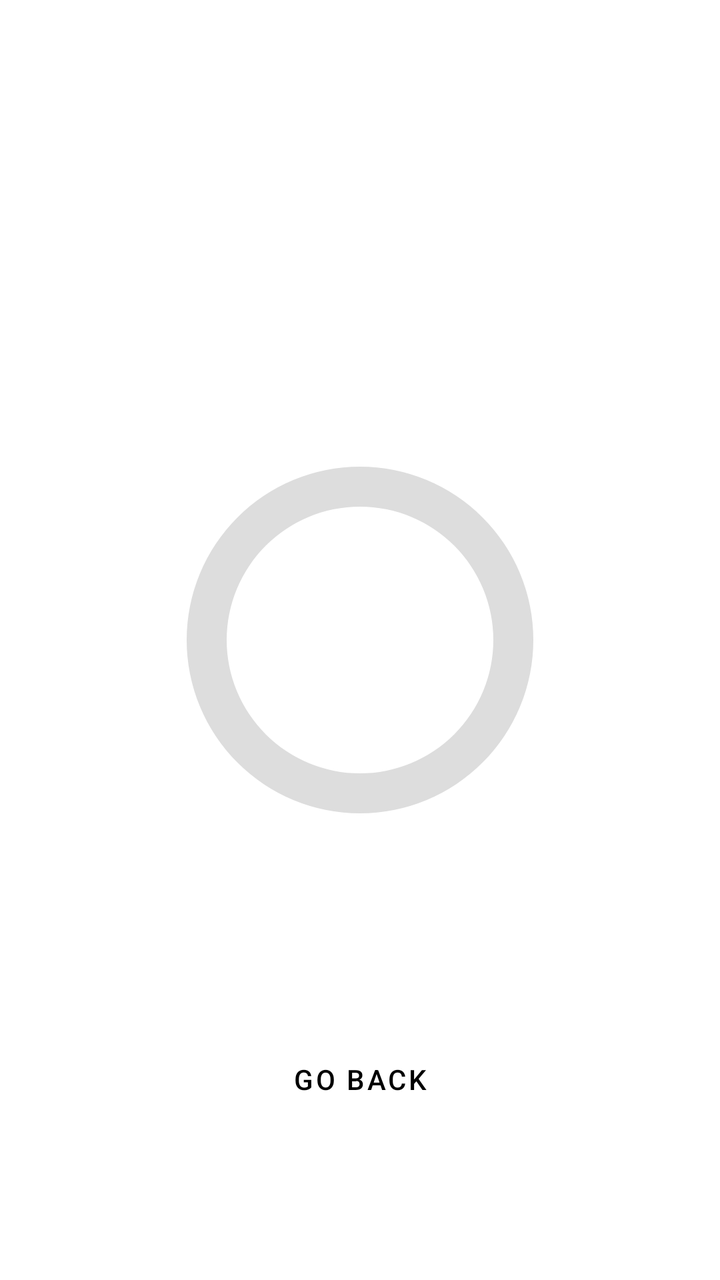
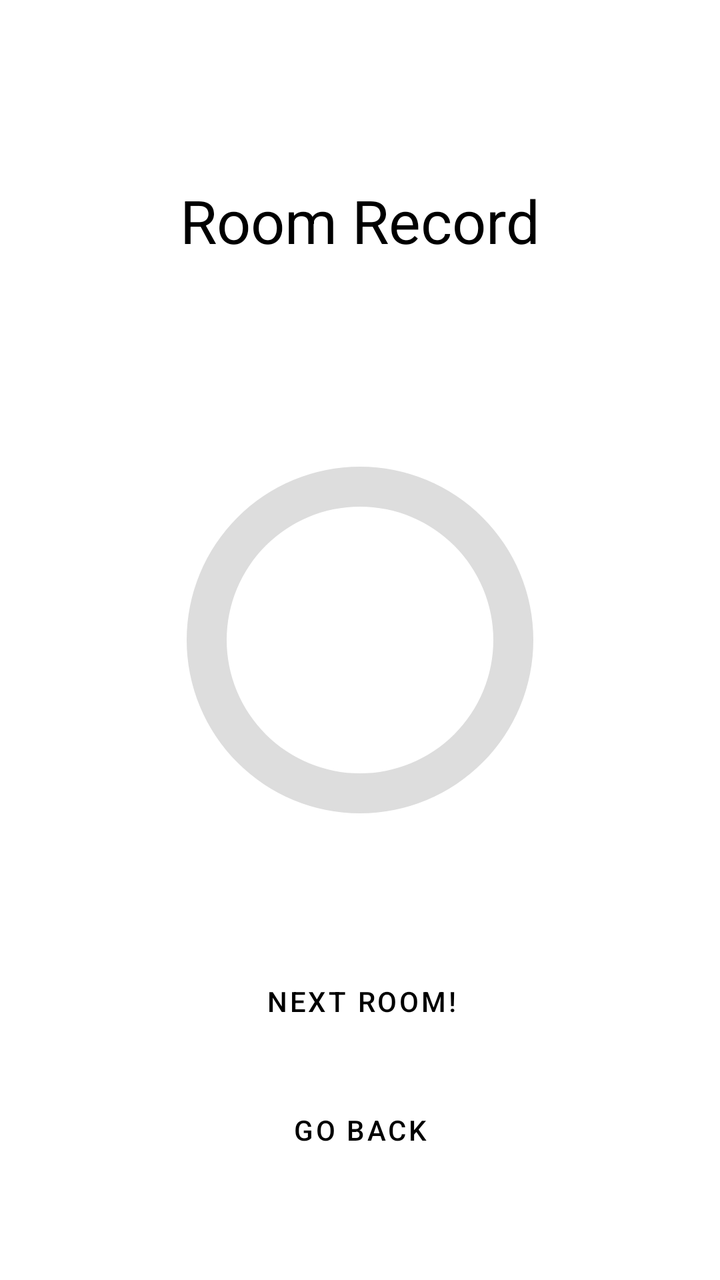

Two renders of the same Android screen: before a commit and after it. Below are the layout's source before the change and the commit's diff.
<!-- AndroidManifest.xml: application theme Theme.DataCollectorX -->
<!-- res/layout/activity_room_record.xml -->
<?xml version="1.0" encoding="utf-8"?>
<androidx.constraintlayout.widget.ConstraintLayout xmlns:android="http://schemas.android.com/apk/res/android"
    xmlns:tools="http://schemas.android.com/tools"
    android:layout_width="match_parent"
    android:layout_height="match_parent"
    xmlns:app="http://schemas.android.com/apk/res-auto"
    tools:context=".view.RoomRecordActivity">

    
    <ProgressBar
        android:id="@+id/circularProgressBar"
        style="?android:attr/progressBarStyleHorizontal"
        android:layout_width="200dp"
        android:layout_height="200dp"
        android:indeterminate="false"
        android:max="100"
        android:progress="0"
        android:rotation="270"
        android:progressDrawable="@drawable/circular_progress_bar"
        app:layout_constraintTop_toTopOf="parent"
        app:layout_constraintBottom_toBottomOf="parent"
        app:layout_constraintStart_toStartOf="parent"
        app:layout_constraintEnd_toEndOf="parent" />

    
    <Button
        android:id="@+id/buttonHoldToRecord"
        android:layout_width="100dp"
        android:layout_height="100dp"
        android:background="@drawable/circular_button_background"
        android:text="Hold"
        android:textColor="@android:color/white"
        app:layout_constraintTop_toTopOf="@id/circularProgressBar"
        app:layout_constraintBottom_toBottomOf="@id/circularProgressBar"
        app:layout_constraintStart_toStartOf="@id/circularProgressBar"
        app:layout_constraintEnd_toEndOf="@id/circularProgressBar" />
    <Button
        android:layout_width="wrap_content"
        android:layout_height="wrap_content"
        android:text="Go Back"
        android:id="@+id/buttonGoBack_room_record"
        app:layout_constraintTop_toBottomOf="@id/circularProgressBar"
        app:layout_constraintStart_toStartOf="parent"
        app:layout_constraintEnd_toEndOf="parent"
        app:layout_constraintBottom_toBottomOf="parent"
        android:layout_marginTop="19dp"/>

</androidx.constraintlayout.widget.ConstraintLayout>
<!-- resources referenced by this layout -->
<resources>
  <!-- drawable circular_button_background (drawable) -->
  <?xml version="1.0" encoding="utf-8"?>
  <shape xmlns:android="http://schemas.android.com/apk/res/android">
      <solid android:color="@color/colorPrimary" /> 
      <corners android:radius="50dp" /> 
  </shape>
  <!-- drawable circular_progress_bar (drawable) -->
  <layer-list xmlns:android="http://schemas.android.com/apk/res/android">
      <item android:id="@android:id/background">
          <shape android:shape="ring"
              android:innerRadiusRatio="3"
              android:thicknessRatio="10"
              android:useLevel="false">
              <solid android:color="#DDDDDD" /> 
          </shape>
      </item>
      <item android:id="@android:id/progress">
          <rotate
              android:fromDegrees="270"
              android:toDegrees="270">
              <shape android:shape="ring"
                  android:innerRadiusRatio="3"
                  android:thicknessRatio="10"
                  android:useLevel="true">
                  <solid android:color="@color/green" /> 
              </shape>
          </rotate>
      </item>
  </layer-list>
  <style name="Theme.DataCollectorX" parent="Theme.MaterialComponents.Light.NoActionBar">
          
          <item name="colorPrimary">@color/black</item>
          <item name="colorPrimaryVariant">@color/black</item>
          <item name="colorOnPrimary">@color/white</item>
          
          <item name="colorSecondary">@color/black</item>
          <item name="colorSecondaryVariant">@color/black</item>
          <item name="colorOnSecondary">@color/white</item>
          
          <item name="android:colorBackground">@color/white</item>
          <item name="android:textColor">@color/black</item>
  
          
          <item name="buttonStyle">@style/CustomButtonStyle</item>
      </style>
  <color name="colorPrimary">#3F51B5</color>
  <color name="green">#4CAF50</color>
  <color name="black">#FF000000</color>
  <color name="white">#FFFFFFFF</color>
  <style name="CustomButtonStyle" parent="Widget.MaterialComponents.Button.OutlinedButton">
          <item name="android:background">@drawable/button_rounded_border</item>
          <item name="android:textColor">@android:color/black</item>
      </style>
  <!-- drawable button_rounded_border (drawable) -->
  <?xml version="1.0" encoding="utf-8"?>
  <shape xmlns:android="http://schemas.android.com/apk/res/android">
      <solid android:color="@android:color/transparent" />
  
      <corners android:radius="12dp" />
  
      <stroke
          android:width="2dp"
          android:color="@android:color/black" />
  </shape>
</resources>

<!-- the commit's change to res/layout/activity_room_record.xml (unified diff, before → after) -->
@@ -6,7 +6,19 @@
     xmlns:app="http://schemas.android.com/apk/res-auto"
     tools:context=".view.RoomRecordActivity">
 
+
     
+    <TextView
+        android:layout_width="wrap_content"
+        android:layout_height="wrap_content"
+        android:text="Room Record"
+        app:layout_constraintBottom_toTopOf="@+id/circularProgressBar"
+        app:layout_constraintEnd_toEndOf="parent"
+        app:layout_constraintStart_toStartOf="parent"
+        android:textSize="30sp"
+        android:id="@+id/textViewRoomLabel"
+        app:layout_constraintTop_toTopOf="parent" />
+
     <ProgressBar
         android:id="@+id/circularProgressBar"
         style="?android:attr/progressBarStyleHorizontal"
@@ -34,15 +46,30 @@
         app:layout_constraintBottom_toBottomOf="@id/circularProgressBar"
         app:layout_constraintStart_toStartOf="@id/circularProgressBar"
         app:layout_constraintEnd_toEndOf="@id/circularProgressBar" />
+
     <Button
+        android:id="@+id/buttonGoBack_room_record"
         android:layout_width="wrap_content"
         android:layout_height="wrap_content"
+        android:layout_marginTop="19dp"
         android:text="Go Back"
-        android:id="@+id/buttonGoBack_room_record"
+        app:layout_constraintBottom_toBottomOf="parent"
+        app:layout_constraintEnd_toEndOf="parent"
+        app:layout_constraintStart_toStartOf="parent"
         app:layout_constraintTop_toBottomOf="@id/circularProgressBar"
+        app:layout_constraintVertical_bias="0.666" />
+
+    <Button
+        android:id="@+id/buttonNext"
+        android:layout_width="wrap_content"
+        android:layout_height="wrap_content"
+        android:layout_marginTop="19dp"
+        android:text="NEXT ROOM!"
+        app:layout_constraintBottom_toBottomOf="parent"
+        app:layout_constraintEnd_toEndOf="parent"
+        app:layout_constraintHorizontal_bias="0.503"
         app:layout_constraintStart_toStartOf="parent"
-        app:layout_constraintEnd_toEndOf="parent"
-        app:layout_constraintBottom_toBottomOf="parent"
-        android:layout_marginTop="19dp"/>
+        app:layout_constraintTop_toBottomOf="@id/circularProgressBar"
+        app:layout_constraintVertical_bias="0.247" />
 
 </androidx.constraintlayout.widget.ConstraintLayout>
